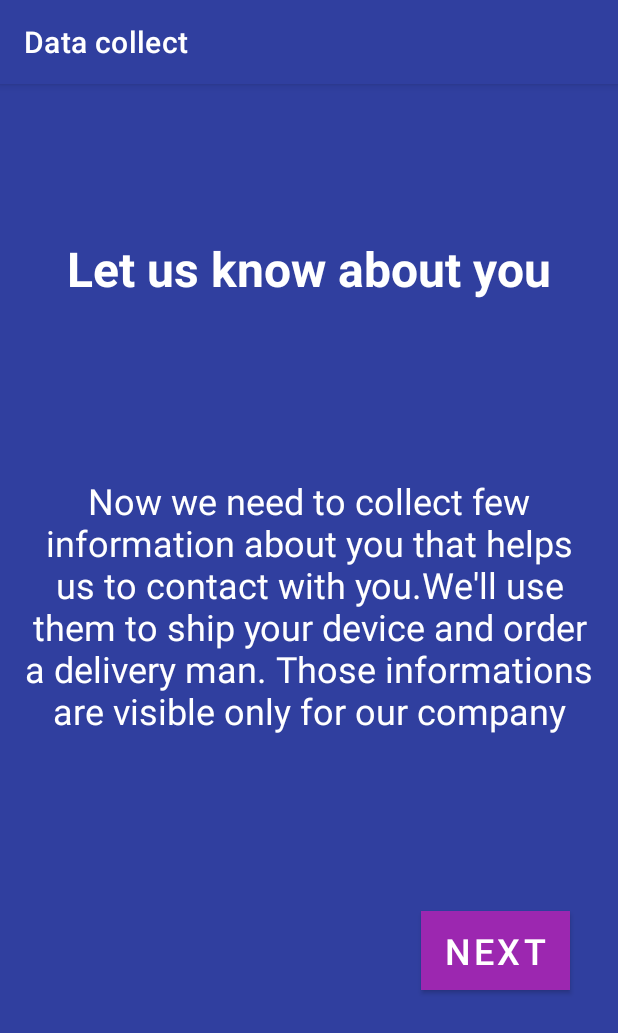
After one commit to Damian-Chowanski/EngineeringThesis, an Android app: the UserDataCollectInformation screen opened directly, with no data from a screen before it, on a phone screen of 412 x 824 dp. The commit adds this screen. Shown: the top 1033 px of the screen. Run offline under Robolectric (Android 15) with nearby library versions, the phone set to English and light mode, and no system bars.

Commit message:
started to creat user information form

```diff
--- a/app/src/main/AndroidManifest.xml
+++ b/app/src/main/AndroidManifest.xml
@@ -1,6 +1,6 @@
 <?xml version="1.0" encoding="utf-8"?>
 <manifest xmlns:android="http://schemas.android.com/apk/res/android"
-    xmlns:tools="http://schemas.android.com/tools">
+    xmlns:tools="http://schemas.android.com/tools" >
 
     <application
         android:allowBackup="true"
@@ -11,17 +11,24 @@
         android:roundIcon="@mipmap/ic_launcher_round"
         android:supportsRtl="true"
         android:theme="@style/Theme.EngineeringApp"
-        tools:targetApi="31">
+        tools:targetApi="31" >
         <activity
-            android:name=".RegistrationActivity"
-            android:exported="false">
+            android:name=".userdata_collect.UserDataCollectInformation"
+            android:exported="false" >
             <meta-data
                 android:name="android.app.lib_name"
                 android:value="" />
         </activity>
         <activity
-            android:name=".LoginActivity"
-            android:exported="true">
+            android:name=".UI_login.RegistrationActivity"
+            android:exported="false" >
+            <meta-data
+                android:name="android.app.lib_name"
+                android:value="" />
+        </activity>
+        <activity
+            android:name=".UI_login.LoginActivity"
+            android:exported="true" >
             <intent-filter>
                 <action android:name="android.intent.action.MAIN" />
 
@@ -34,7 +41,7 @@
         </activity>
         <activity
             android:name=".MainActivity"
-            android:exported="false">
+            android:exported="false" >
             <meta-data
                 android:name="android.app.lib_name"
                 android:value="" />
--- a/app/src/main/java/com/example/engineeringapp/MainActivity.kt
+++ b/app/src/main/java/com/example/engineeringapp/MainActivity.kt
@@ -5,6 +5,7 @@ import android.os.Bundle
 import android.widget.Button
 import android.widget.TextView
 import androidx.appcompat.app.AppCompatActivity
+import com.example.engineeringapp.UI_login.LoginActivity
 import com.google.firebase.auth.FirebaseAuth
 
 class MainActivity : AppCompatActivity() {
@@ -12,8 +13,9 @@ class MainActivity : AppCompatActivity() {
         super.onCreate(savedInstanceState)
         setContentView(R.layout.activity_main)
 
-        val userId = intent.getStringExtra("user_id")
-        val emailId = intent.getStringExtra("email_id")
+        //val userId = intent.getStringExtra("user_id")
+        val userId = FirebaseAuth.getInstance().uid.toString()
+        val emailId = FirebaseAuth.getInstance().currentUser!!.email.toString()
 
         var userIdTextView: TextView = findViewById(R.id.user_id)
         userIdTextView.text = "User_ID :: $userId"
--- a/app/src/main/java/com/example/engineeringapp/LoginActivity.kt
+++ b/app/src/main/java/com/example/engineeringapp/UI_login/LoginActivity.kt
@@ -1,4 +1,4 @@
-package com.example.engineeringapp
+package com.example.engineeringapp.UI_login
 
 import android.content.Intent
 import android.os.Bundle
@@ -8,6 +8,8 @@ import android.widget.EditText
 import android.widget.TextView
 import android.widget.Toast
 import androidx.appcompat.app.AppCompatActivity
+import com.example.engineeringapp.MainActivity
+import com.example.engineeringapp.R
 import com.google.firebase.auth.FirebaseAuth
 
 class LoginActivity : AppCompatActivity() {
--- a/app/src/main/java/com/example/engineeringapp/RegistrationActivity.kt
+++ b/app/src/main/java/com/example/engineeringapp/UI_login/RegistrationActivity.kt
@@ -1,4 +1,4 @@
-package com.example.engineeringapp
+package com.example.engineeringapp.UI_login
 
 import android.content.Intent
 import android.os.Bundle
@@ -8,6 +8,8 @@ import android.widget.EditText
 import android.widget.TextView
 import android.widget.Toast
 import androidx.appcompat.app.AppCompatActivity
+import com.example.engineeringapp.R
+import com.example.engineeringapp.userdata_collect.UserDataCollectInformation
 import com.google.firebase.auth.FirebaseAuth
 import com.google.firebase.auth.FirebaseUser
 
@@ -64,7 +66,7 @@ class RegistrationActivity : AppCompatActivity() {
                                 Toast.LENGTH_SHORT
                             ).show()
 
-                            val intent = Intent(this@RegistrationActivity,MainActivity::class.java)
+                            val intent = Intent(this@RegistrationActivity, UserDataCollectInformation::class.java)
                             intent.flags = Intent.FLAG_ACTIVITY_NEW_TASK or Intent.FLAG_ACTIVITY_CLEAR_TASK
                             intent.putExtra("user_id", firebaseUser.uid)
                             intent.putExtra("email_id", userEmail)
--- /dev/null
+++ b/app/src/main/java/com/example/engineeringapp/userdata_collect/UserDataCollectInformation.kt
@@ -0,0 +1,21 @@
+package com.example.engineeringapp.userdata_collect
+
+import android.content.Intent
+import android.os.Bundle
+import android.widget.Button
+import androidx.appcompat.app.AppCompatActivity
+import com.example.engineeringapp.MainActivity
+import com.example.engineeringapp.R
+
+class UserDataCollectInformation : AppCompatActivity() {
+    override fun onCreate(savedInstanceState: Bundle?) {
+        super.onCreate(savedInstanceState)
+        setContentView(R.layout.activity_user_data_collect_information)
+        this.title = "Data collect"
+        val btn_next = findViewById<Button>(R.id.btn_next)
+        btn_next.setOnClickListener {
+            val intent = Intent(this@UserDataCollectInformation, MainActivity::class.java)
+            startActivity(intent)
+        }
+    }
+}
--- a/app/src/main/res/layout/activity_login.xml
+++ b/app/src/main/res/layout/activity_login.xml
@@ -5,7 +5,7 @@
     android:layout_width="match_parent"
     android:layout_height="match_parent"
     android:background="@color/primary"
-    tools:context=".LoginActivity">
+    tools:context=".UI_login.LoginActivity">
 
     <ImageView
         android:id="@+id/logo_image"
--- a/app/src/main/res/layout/activity_registration.xml
+++ b/app/src/main/res/layout/activity_registration.xml
@@ -4,7 +4,7 @@
     xmlns:tools="http://schemas.android.com/tools"
     android:layout_width="match_parent"
     android:layout_height="match_parent"
-    tools:context=".RegistrationActivity"
+    tools:context=".UI_login.RegistrationActivity"
     android:background="@color/primary">
 
     <ImageView
--- /dev/null
+++ b/app/src/main/res/layout/activity_user_data_collect_information.xml
@@ -0,0 +1,56 @@
+<?xml version="1.0" encoding="utf-8"?>
+<androidx.constraintlayout.widget.ConstraintLayout xmlns:android="http://schemas.android.com/apk/res/android"
+    xmlns:app="http://schemas.android.com/apk/res-auto"
+    xmlns:tools="http://schemas.android.com/tools"
+    android:layout_width="match_parent"
+    android:layout_height="match_parent"
+    tools:context=".userdata_collect.UserDataCollectInformation"
+    android:background="@color/primary">
+
+    <TextView
+        android:id="@+id/information_note"
+        android:layout_width="wrap_content"
+        android:layout_height="wrap_content"
+        android:layout_marginTop="16dp"
+        android:text="@string/let_us_know_about_you"
+        android:textColor="@color/white"
+        android:textSize="32sp"
+        android:textStyle="bold"
+        android:layout_marginBottom="32dp"
+        app:layout_constraintEnd_toEndOf="parent"
+        app:layout_constraintStart_toStartOf="parent"
+        app:layout_constraintBottom_toTopOf="@id/data_information"
+        app:layout_constraintTop_toTopOf="parent" />
+
+    <TextView
+        android:id="@+id/data_information"
+        android:layout_width="match_parent"
+        android:layout_height="wrap_content"
+        android:layout_marginEnd="16dp"
+        android:layout_marginStart="16dp"
+        android:gravity="center"
+        android:text="@string/information_about_collected_data"
+        android:textColor="@color/white"
+        android:textSize="24sp"
+        android:layout_marginBottom="32dp"
+        app:layout_constraintTop_toBottomOf="@id/information_note"
+        app:layout_constraintBottom_toTopOf="@+id/btn_next"
+        app:layout_constraintEnd_toEndOf="parent"
+        app:layout_constraintStart_toStartOf="parent" />
+
+    <Button
+        android:id="@+id/btn_next"
+        android:layout_width="wrap_content"
+        android:layout_height="wrap_content"
+        android:layout_marginEnd="32dp"
+        android:layout_marginBottom="164dp"
+        android:background="@color/secondary"
+        android:text="@string/next"
+        android:textColor="@color/white"
+        android:textSize="24sp"
+        android:clickable="true"
+        app:backgroundTint="@color/secondary"
+        app:layout_constraintBottom_toBottomOf="parent"
+        app:layout_constraintEnd_toEndOf="parent" />
+
+</androidx.constraintlayout.widget.ConstraintLayout>
--- a/app/src/main/res/values/strings.xml
+++ b/app/src/main/res/values/strings.xml
@@ -12,4 +12,7 @@
     <string name="already_have_an_account">Already have an account?</string>
     <string name="log_in_textView">Log in</string>
     <string name="register">Register</string>
+    <string name="information_about_collected_data">Now we need to collect few information about you that helps us to contact with you.We\'ll use them to ship your device and order a delivery man. Those informations are visible only for our company</string>
+    <string name="let_us_know_about_you">Let us know about you</string>
+    <string name="next">Next</string>
 </resources>
```
